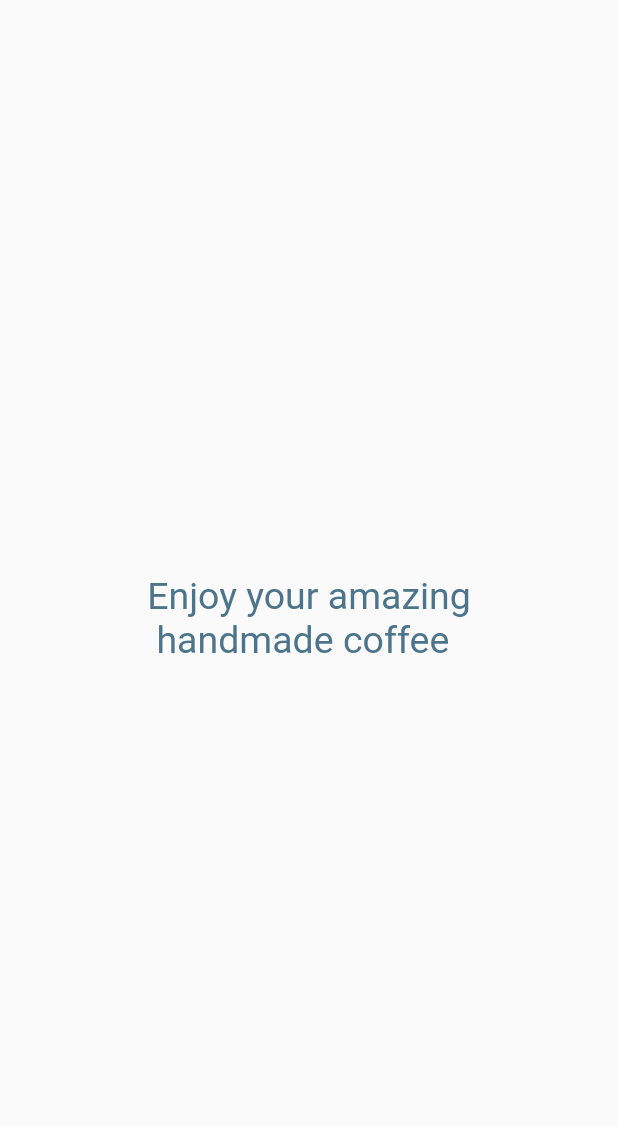
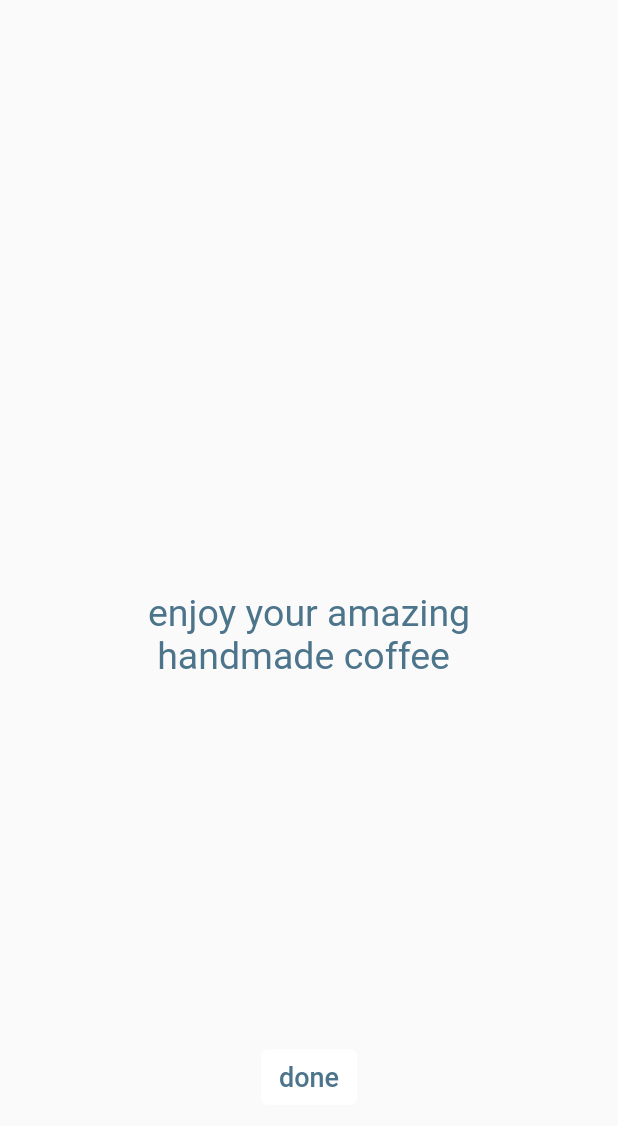
Before and after one commit to DarckHorse/software_engineering_assign_1, a Flutter app: the DoneScreen screen opened directly, on a phone screen of 412 x 824 dp. Shown: the top 1126 px of the screen. Run offline on Flutter 3.47's test engine with Material 2 defaults, Android fonts, the phone set to English and light mode, and no system bars.

Commit message:
formatted done screen and added done button

```diff
--- a/lib/screens/done_screen.dart
+++ b/lib/screens/done_screen.dart
@@ -4,14 +4,36 @@ class DoneScreen extends StatelessWidget {
   @override
   Widget build(BuildContext context) {
     return Scaffold(
-
-          body: Center(
-            child: Padding(
-              padding: const EdgeInsets.only(left: 20, right: 20),
-              child: Text("Enjoy your amazing\n handmade coffee", style: TextStyle(fontSize:25,  color: Color(0xff4C748B))),
+      body: Center(
+        child: Column(
+          mainAxisAlignment: MainAxisAlignment.center,
+          children: [
+            Padding(
+              padding: const EdgeInsets.only(top: 312, left: 20, right: 20),
+              child: Text("enjoy your amazing\n handmade coffee",
+                  style: TextStyle(fontSize: 25, color: Color(0xff4C748B))),
+            ),
+            Padding(
+              padding: const EdgeInsets.only(top: 242),
+              child: TextButton(
+                  onPressed: () {
+                    Navigator.pop(context);
+                    Navigator.pop(context);
+                    Navigator.pop(context);
+                  },
+                  key: Key('done-button'),
+                  child: Text('done',
+                      style: TextStyle(fontSize: 18), key: Key('done-text')),
+                  style: ButtonStyle(
+                    backgroundColor:
+                        MaterialStateProperty.all<Color>(Color(0xFFFFFFFF)),
+                    foregroundColor:
+                        MaterialStateProperty.all<Color>(Color(0xFF4C748B)),
+                  )),
             )
-
-          )
+          ],
+        ),
+      ),
     );
   }
 }
```
